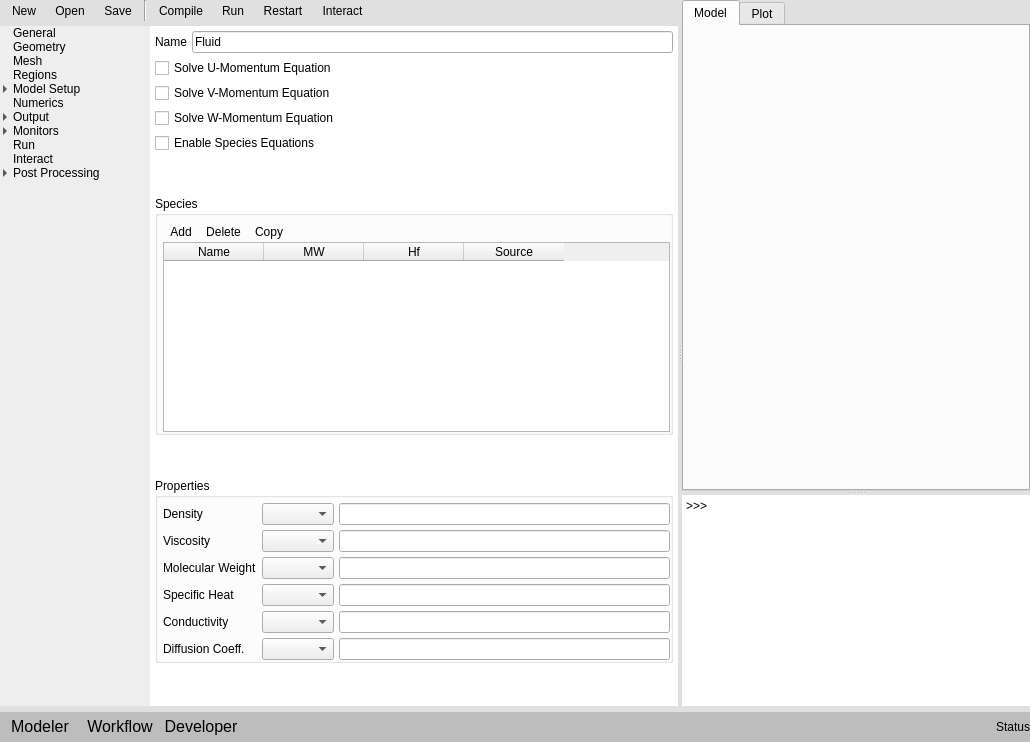
Above: gui/uifiles/gui.ui from truongd8593/mfix before the change. Below: the same form after it.
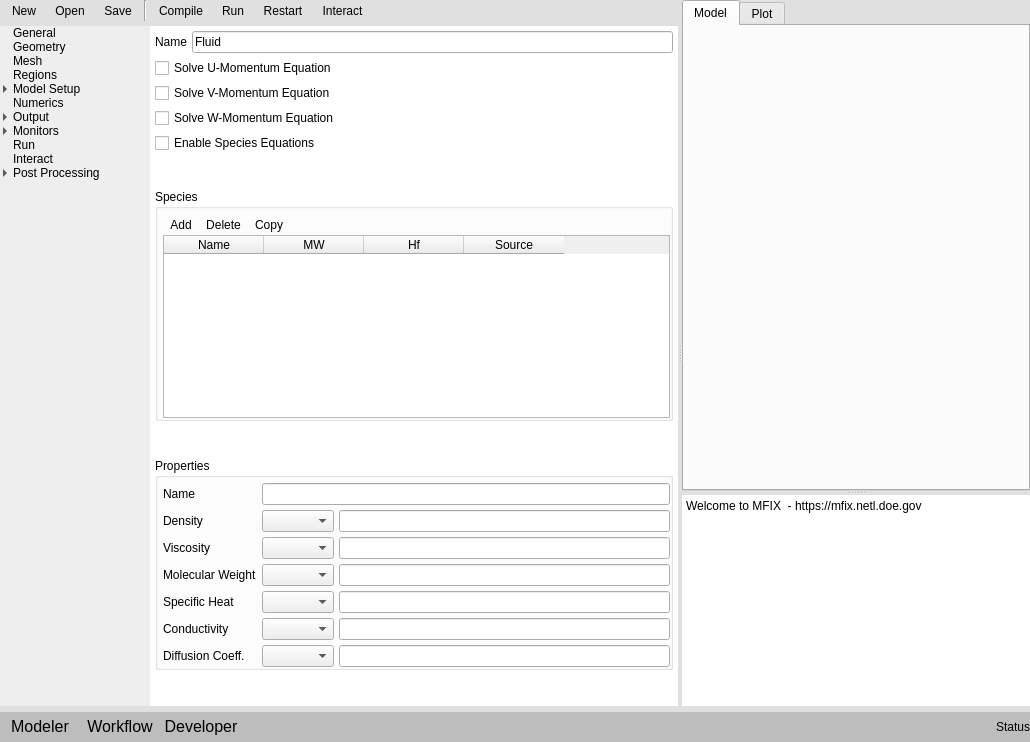
That is the form after the change. The open tabs and pages were chosen to show the change. Custom widgets are drawn as their Qt base class.

Commit message: rename tablewidget_fluid_species, set selection behavior to rows

What changed in the file:
```diff
--- a/gui/uifiles/gui.ui
+++ b/gui/uifiles/gui.ui
@@ -880,84 +880,94 @@
                       <property name="spacing">
                        <number>5</number>
                       </property>
-                      <item row="0" column="2">
+                      <item row="1" column="2">
                        <widget class="QLineEdit" name="lineEdit_14"/>
                       </item>
-                      <item row="2" column="1">
+                      <item row="3" column="1">
                        <widget class="QComboBox" name="comboBox_9"/>
                       </item>
-                      <item row="3" column="0">
+                      <item row="4" column="0">
                        <widget class="QLabel" name="label_31">
                         <property name="text">
                          <string>Specific Heat</string>
                         </property>
                        </widget>
                       </item>
-                      <item row="2" column="0">
+                      <item row="3" column="0">
                        <widget class="QLabel" name="label_30">
                         <property name="text">
                          <string>Molecular Weight</string>
                         </property>
                        </widget>
                       </item>
-                      <item row="2" column="2">
+                      <item row="3" column="2">
                        <widget class="QLineEdit" name="lineEdit_16"/>
                       </item>
-                      <item row="0" column="1">
+                      <item row="1" column="1">
                        <widget class="QComboBox" name="comboBox_7"/>
                       </item>
-                      <item row="1" column="1">
+                      <item row="2" column="1">
                        <widget class="QComboBox" name="comboBox_8"/>
                       </item>
-                      <item row="0" column="0">
+                      <item row="1" column="0">
                        <widget class="QLabel" name="label_28">
                         <property name="text">
                          <string>Density</string>
                         </property>
                        </widget>
                       </item>
-                      <item row="1" column="2">
+                      <item row="2" column="2">
                        <widget class="QLineEdit" name="lineEdit_15"/>
                       </item>
-                      <item row="1" column="0">
+                      <item row="2" column="0">
                        <widget class="QLabel" name="label_29">
                         <property name="text">
                          <string>Viscosity</string>
                         </property>
                        </widget>
                       </item>
-                      <item row="4" column="0">
+                      <item row="5" column="0">
                        <widget class="QLabel" name="label_36">
                         <property name="text">
                          <string>Conductivity</string>
                         </property>
                        </widget>
                       </item>
-                      <item row="5" column="0">
+                      <item row="5" column="1">
+                       <widget class="QComboBox" name="comboBox_12"/>
+                      </item>
+                      <item row="6" column="0">
                        <widget class="QLabel" name="label_37">
                         <property name="text">
                          <string>Diffusion Coeff.</string>
                         </property>
                        </widget>
                       </item>
-                      <item row="3" column="1">
+                      <item row="4" column="1">
                        <widget class="QComboBox" name="comboBox_11"/>
                       </item>
-                      <item row="4" column="1">
-                       <widget class="QComboBox" name="comboBox_12"/>
-                      </item>
-                      <item row="5" column="1">
-                       <widget class="QComboBox" name="comboBox_13"/>
-                      </item>
-                      <item row="3" column="2">
-                       <widget class="QLineEdit" name="lineEdit_24"/>
-                      </item>
                       <item row="4" column="2">
-                       <widget class="QLineEdit" name="lineEdit_25"/>
+                       <widget class="QLineEdit" name="lineEdit_24"/>
+                      </item>
+                      <item row="6" column="1">
+                       <widget class="QComboBox" name="comboBox_13"/>
                       </item>
                       <item row="5" column="2">
+                       <widget class="QLineEdit" name="lineEdit_25"/>
+                      </item>
+                      <item row="6" column="2">
                        <widget class="QLineEdit" name="lineEdit_26"/>
                       </item>
+                      <item row="0" column="0">
+                       <widget class="QLabel" name="label_2">
+                        <property name="text">
+                         <string>Name</string>
+                        </property>
+                       </widget>
+                      </item>
+                      <item row="0" column="1" colspan="2">
+                       <widget class="QLineEdit" name="lineEdit_2"/>
+                      </item>
                      </layout>
                     </widget>
                    </item>
@@ -2964,7 +2974,8 @@
                   <bool>true</bool>
                  </property>
                  <property name="plainText">
-                  <string>&gt;&gt;&gt; </string>
+                  <string>Welcome to MFIX  - https://mfix.netl.doe.gov
+</string>
                  </property>
                  <property name="centerOnScroll">
                   <bool>false</bool>
```
Left out of the diff: 9 changed lines with no effect on the pictures.
